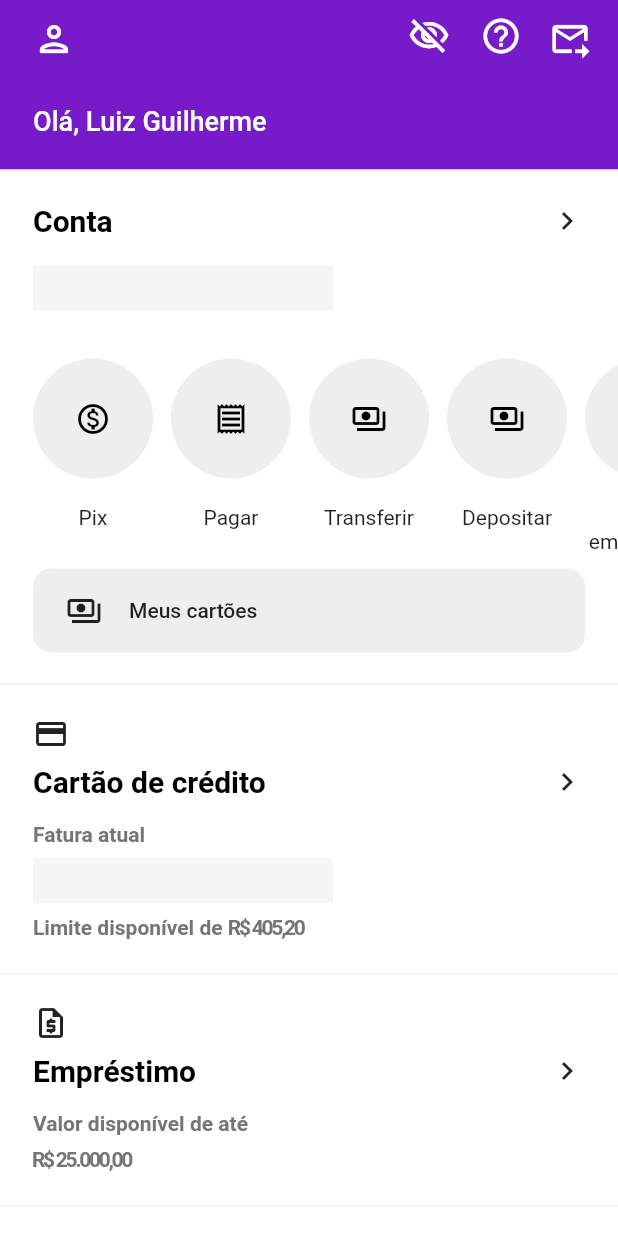
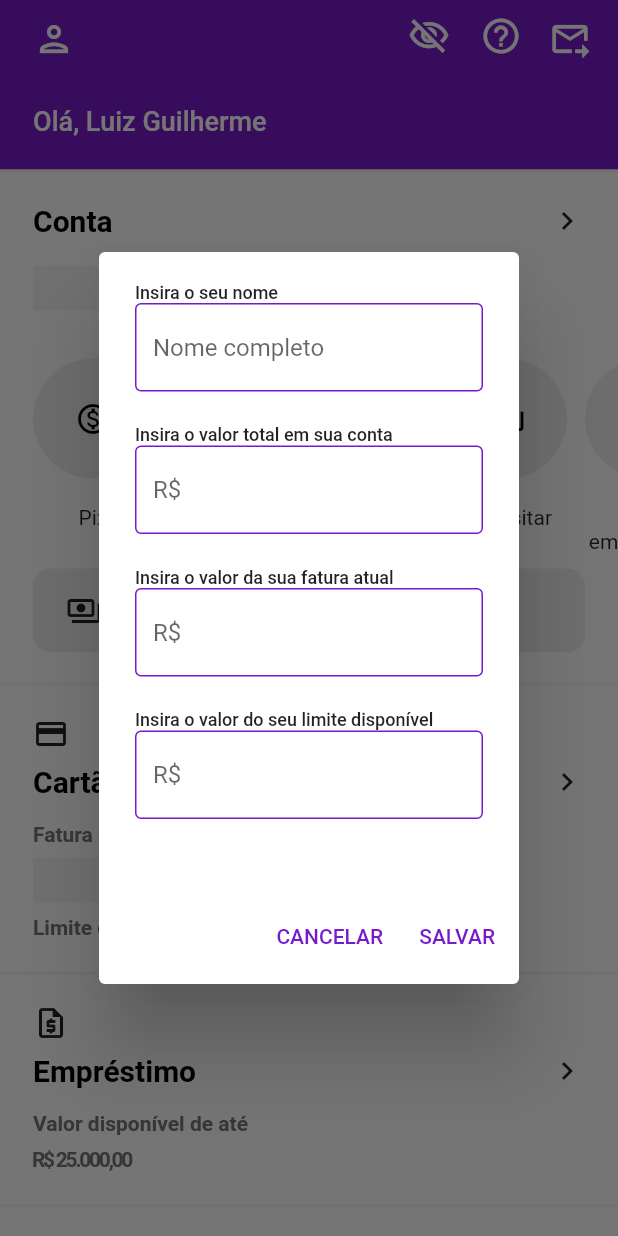
Before and after one commit to luizdebem/luizdebank, a Flutter app: the screen it shows after launch, after a tap on the "person" icon, on a phone screen of 412 x 824 dp. Run offline on Flutter 3.47's test engine with Material 2 defaults, Android fonts, the phone set to English and light mode, and no system bars; drawn by our look-alikes of flutter_form_builder.

Commit message:
Added Holder model, Holder service, using provider around the whole app, added a form to edit Holder info.

```diff
--- a/lib/components/AccountButton.dart
+++ b/lib/components/AccountButton.dart
@@ -2,22 +2,18 @@ import 'package:flutter/material.dart';
 import 'package:intl/intl.dart';
 import 'package:luizdebank/components/HideMoney.dart';
 import 'package:luizdebank/services/HideMoneyService.dart';
+import 'package:luizdebank/services/HolderService.dart';
 import 'package:provider/provider.dart';
 
 class AccountButton extends StatelessWidget {
-  final double money;
-
-  AccountButton({
-    Key key,
-    @required this.money,
-  }) : super(key: key);
+  AccountButton({Key key}) : super(key: key);
 
   final formatter = NumberFormat.simpleCurrency(locale: 'pt_BR');
 
   @override
   Widget build(BuildContext context) {
-    return Consumer<HideMoneyService>(
-      builder: (context, hidden, child) => MaterialButton(
+    return Consumer2<HideMoneyService, HolderService>(
+      builder: (context, hiddenService, holderService, child) => MaterialButton(
         padding: EdgeInsets.zero,
         onPressed: () {},
         shape: Border(top: BorderSide(color: Colors.grey[100], width: 2)),
@@ -42,9 +38,9 @@ class AccountButton extends StatelessWidget {
                 ],
               ),
               SizedBox(height: 18),
-              hidden.isHidden
+              hiddenService.isHidden
                   ? Text(
-                      formatter.format(money),
+                      formatter.format(holderService.holder.accountInfo.total),
                       style: TextStyle(
                         color: Colors.black,
                         fontWeight: FontWeight.bold,
--- a/lib/components/CreditCardButton.dart
+++ b/lib/components/CreditCardButton.dart
@@ -2,6 +2,7 @@ import 'package:flutter/material.dart';
 import 'package:intl/intl.dart';
 import 'package:luizdebank/components/HideMoney.dart';
 import 'package:luizdebank/services/HideMoneyService.dart';
+import 'package:luizdebank/services/HolderService.dart';
 import 'package:provider/provider.dart';
 
 class CreditCardButton extends StatelessWidget {
@@ -11,8 +12,8 @@ class CreditCardButton extends StatelessWidget {
 
   @override
   Widget build(BuildContext context) {
-    return Consumer<HideMoneyService>(
-      builder: (context, hidden, child) => MaterialButton(
+    return Consumer2<HideMoneyService, HolderService>(
+      builder: (context, hiddenService, holderService, child) => MaterialButton(
         padding: EdgeInsets.zero,
         onPressed: () {},
         shape: Border(top: BorderSide(color: Colors.grey[100], width: 2)),
@@ -47,9 +48,11 @@ class CreditCardButton extends StatelessWidget {
                 ),
               ),
               SizedBox(height: 8),
-              hidden.isHidden
+              hiddenService.isHidden
                   ? Text(
-                      formatter.format(1094.80),
+                      formatter.format(
+                        holderService.holder.creditCardInfo.currentInvoice,
+                      ),
                       style: TextStyle(
                         color: Colors.black,
                         fontWeight: FontWeight.bold,
@@ -70,7 +73,9 @@ class CreditCardButton extends StatelessWidget {
                       ),
                     ),
                     TextSpan(
-                      text: formatter.format(405.20),
+                      text: formatter.format(
+                        holderService.holder.creditCardInfo.availableLimit,
+                      ),
                       style: TextStyle(
                         color: Colors.grey[600],
                         fontWeight: FontWeight.bold,
--- a/lib/components/HomeHeader.dart
+++ b/lib/components/HomeHeader.dart
@@ -1,5 +1,7 @@
 import 'package:flutter/material.dart';
+import 'package:luizdebank/components/SetMoneyDialog.dart';
 import 'package:luizdebank/services/HideMoneyService.dart';
+import 'package:luizdebank/services/HolderService.dart';
 import 'package:provider/provider.dart';
 
 class HomeHeader extends StatelessWidget {
@@ -7,8 +9,8 @@ class HomeHeader extends StatelessWidget {
 
   @override
   Widget build(BuildContext context) {
-    return Consumer<HideMoneyService>(
-      builder: (context, hidden, child) => Container(
+    return Consumer2<HideMoneyService, HolderService>(
+      builder: (context, hiddenService, holderService, child) => Container(
         color: Theme.of(context).primaryColor,
         width: double.infinity,
         padding: EdgeInsets.symmetric(horizontal: 22.0),
@@ -28,7 +30,12 @@ class HomeHeader extends StatelessWidget {
                       size: 28,
                       color: Colors.white,
                     ),
-                    onPressed: () {},
+                    onPressed: () {
+                      showDialog(
+                        context: context,
+                        builder: (_) => SetMoneyDialog(),
+                      );
+                    },
                   ),
                 ),
                 Row(
@@ -37,13 +44,13 @@ class HomeHeader extends StatelessWidget {
                       color: Colors.transparent,
                       child: IconButton(
                         icon: Icon(
-                          hidden.isHidden
+                          hiddenService.isHidden
                               ? Icons.visibility_outlined
                               : Icons.visibility_off_outlined,
                           size: 28,
                           color: Colors.white,
                         ),
-                        onPressed: () => hidden.toggle(),
+                        onPressed: () => hiddenService.toggle(),
                       ),
                     ),
                     Material(
@@ -77,7 +84,7 @@ class HomeHeader extends StatelessWidget {
             Padding(
               padding: const EdgeInsets.symmetric(vertical: 22.0),
               child: Text(
-                "Olá, Luiz Guilherme",
+                "Olá, ${holderService.holder.fullName}",
                 style: TextStyle(
                   color: Colors.white,
                   fontSize: 18,
--- /dev/null
+++ b/lib/components/SetMoneyDialog.dart
@@ -0,0 +1,167 @@
+import 'package:flutter/material.dart';
+import 'package:flutter_form_builder/flutter_form_builder.dart';
+import 'package:luizdebank/models/Holder/AccountInfo.dart';
+import 'package:luizdebank/models/Holder/CreditCardInfo.dart';
+import 'package:luizdebank/models/Holder/Holder.dart';
+import 'package:luizdebank/services/HolderService.dart';
+import 'package:provider/provider.dart';
+
+class SetMoneyDialog extends StatefulWidget {
+  const SetMoneyDialog({Key key}) : super(key: key);
+
+  @override
+  _SetMoneyDialogState createState() => _SetMoneyDialogState();
+}
+
+class _SetMoneyDialogState extends State<SetMoneyDialog> {
+  final _formKey = GlobalKey<FormBuilderState>();
+
+  @override
+  Widget build(BuildContext context) {
+    return Consumer<HolderService>(
+      builder: (context, holderService, child) => AlertDialog(
+        content: Container(
+          height: 380,
+          child: Center(
+            child: Theme(
+              data: ThemeData(
+                inputDecorationTheme: InputDecorationTheme(
+                  enabledBorder: OutlineInputBorder(
+                    borderSide: BorderSide(
+                      color: Theme.of(context).primaryColor,
+                    ),
+                  ),
+                  focusedBorder: OutlineInputBorder(
+                    borderSide: BorderSide(
+                      color: Theme.of(context).primaryColor,
+                    ),
+                  ),
+                  errorBorder: OutlineInputBorder(
+                    borderSide: BorderSide(
+                      color: Theme.of(context).errorColor,
+                    ),
+                  ),
+                  border: OutlineInputBorder(),
+                ),
+              ),
+              child: SingleChildScrollView(
+                child: FormBuilder(
+                  key: _formKey,
+                  child: Column(
+                    mainAxisAlignment: MainAxisAlignment.spaceAround,
+                    crossAxisAlignment: CrossAxisAlignment.start,
+                    children: [
+                      Text(
+                        "Insira o seu nome",
+                        style: TextStyle(
+                          fontSize: 12,
+                          fontWeight: FontWeight.w500,
+                        ),
+                      ),
+                      FormBuilderTextField(
+                        name: "fullName",
+                        keyboardType: TextInputType.name,
+                        decoration: InputDecoration(
+                          hintText: "Nome completo",
+                        ),
+                      ),
+                      SizedBox(height: 22),
+                      Text(
+                        "Insira o valor total em sua conta",
+                        style: TextStyle(
+                          fontSize: 12,
+                          fontWeight: FontWeight.w500,
+                        ),
+                      ),
+                      FormBuilderTextField(
+                        name: "accountTotal",
+                        keyboardType: TextInputType.numberWithOptions(
+                          decimal: true,
+                          signed: false,
+                        ),
+                        decoration: InputDecoration(
+                          hintText: "R\$",
+                        ),
+                      ),
+                      SizedBox(height: 22),
+                      Text(
+                        "Insira o valor da sua fatura atual",
+                        style: TextStyle(
+                          fontSize: 12,
+                          fontWeight: FontWeight.w500,
+                        ),
+                      ),
+                      FormBuilderTextField(
+                        name: "currentInvoice",
+                        keyboardType: TextInputType.numberWithOptions(
+                          decimal: true,
+                          signed: false,
+                        ),
+                        decoration: InputDecoration(
+                          hintText: "R\$",
+                        ),
+                      ),
+                      SizedBox(height: 22),
+                      Text(
+                        "Insira o valor do seu limite disponível",
+                        style: TextStyle(
+                          fontSize: 12,
+                          fontWeight: FontWeight.w500,
+                        ),
+                      ),
+                      FormBuilderTextField(
+                        name: "availableLimit",
+                        keyboardType: TextInputType.numberWithOptions(
+                          decimal: true,
+                          signed: false,
+                        ),
+                        decoration: InputDecoration(
+                          hintText: "R\$",
+                        ),
+                      ),
+                      SizedBox(height: 22),
+                    ],
+                  ),
+                ),
+              ),
+            ),
+          ),
+        ),
+        actions: [
+          TextButton(
+            child: Text("CANCELAR"),
+            onPressed: () {
+              Navigator.of(context).pop();
+            },
+          ),
+          TextButton(
+            child: Text("SALVAR"),
+            onPressed: () {
+              _formKey.currentState.saveAndValidate();
+              Map formValue = _formKey.currentState.value;
+              Holder oldHolder = holderService.holder;
+              Holder newHolder = Holder(
+                accountInfo: AccountInfo(
+                  total: formValue["accountTotal"] != null
+                      ? double.parse(formValue["accountTotal"])
+                      : oldHolder.accountInfo.total,
+                ),
+                creditCardInfo: CreditCardInfo(
+                  availableLimit: formValue["availableLimit"] != null
+                      ? double.parse(formValue["availableLimit"])
+                      : oldHolder.creditCardInfo.availableLimit,
+                  currentInvoice: formValue["currentInvoice"] != null
+                      ? double.parse(formValue["currentInvoice"])
+                      : oldHolder.creditCardInfo.currentInvoice,
+                ),
+                fullName: formValue["fullName"] ?? oldHolder.fullName,
+              );
+              holderService.setHolder(newHolder);
+              Navigator.of(context).pop();
+            },
+          ),
+        ],
+      ),
+    );
+  }
+}
--- a/lib/main.dart
+++ b/lib/main.dart
@@ -1,23 +1,41 @@
 import 'package:flutter/material.dart';
 import 'package:flutter/services.dart';
+import 'package:luizdebank/models/Holder/AccountInfo.dart';
+import 'package:luizdebank/models/Holder/CreditCardInfo.dart';
+import 'package:luizdebank/models/Holder/Holder.dart';
 import 'package:luizdebank/services/HideMoneyService.dart';
+import 'package:luizdebank/services/HolderService.dart';
 import 'package:luizdebank/util/CustomSwatch.dart';
 import 'package:luizdebank/screens/HomeScreen.dart';
 import 'package:provider/provider.dart';
 
 void main() {
-  runApp(
-    ChangeNotifierProvider(
-      create: (context) => HideMoneyService(),
-      child: MyApp(),
-    ),
-  );
+  runApp(MyApp());
 }
 
-class MyApp extends StatelessWidget {
+class MyApp extends StatefulWidget {
+  @override
+  _MyAppState createState() => _MyAppState();
+}
+
+class _MyAppState extends State<MyApp> {
+  @override
+  void initState() {
+    super.initState();
+  }
+
   @override
   Widget build(BuildContext context) {
-    return MaterialApp(
+    return MultiProvider(
+      providers: [
+        ChangeNotifierProvider(
+          create: (_) => HideMoneyService(),
+        ),
+        ChangeNotifierProvider(
+          create: (_) => HolderService(),
+        ),
+      ],
+      child: MaterialApp(
         theme: ThemeData(
           primarySwatch: createMaterialColor(
             Color.fromRGBO(119, 26, 201, 1),
@@ -29,6 +47,7 @@ class MyApp extends StatelessWidget {
         home: HomeScreen(),
         debugShowCheckedModeBanner: false,
         routes: {},
+      ),
     );
   }
 }
--- /dev/null
+++ b/lib/models/Holder/AccountInfo.dart
@@ -0,0 +1,20 @@
+class AccountInfo {
+  double _total;
+
+  AccountInfo({double total}) {
+    this._total = total;
+  }
+
+  double get total => _total;
+  set total(double total) => _total = total;
+
+  AccountInfo.fromJson(Map<String, dynamic> json) {
+    _total = json['total'];
+  }
+
+  Map<String, dynamic> toJson() {
+    final Map<String, dynamic> data = new Map<String, dynamic>();
+    data['total'] = this._total;
+    return data;
+  }
+}
--- /dev/null
+++ b/lib/models/Holder/CreditCardInfo.dart
@@ -0,0 +1,26 @@
+class CreditCardInfo {
+  double _currentInvoice;
+  double _availableLimit;
+
+  CreditCardInfo({double currentInvoice, double availableLimit}) {
+    this._currentInvoice = currentInvoice;
+    this._availableLimit = availableLimit;
+  }
+
+  double get currentInvoice => _currentInvoice;
+  set currentInvoice(double currentInvoice) => _currentInvoice = currentInvoice;
+  double get availableLimit => _availableLimit;
+  set availableLimit(double availableLimit) => _availableLimit = availableLimit;
+
+  CreditCardInfo.fromJson(Map<String, dynamic> json) {
+    _currentInvoice = json['currentInvoice'];
+    _availableLimit = json['availableLimit'];
+  }
+
+  Map<String, dynamic> toJson() {
+    final Map<String, dynamic> data = new Map<String, dynamic>();
+    data['currentInvoice'] = this._currentInvoice;
+    data['availableLimit'] = this._availableLimit;
+    return data;
+  }
+}
--- /dev/null
+++ b/lib/models/Holder/Holder.dart
@@ -0,0 +1,48 @@
+import 'package:luizdebank/models/Holder/AccountInfo.dart';
+import 'package:luizdebank/models/Holder/CreditCardInfo.dart';
+
+class Holder {
+  String _fullName;
+  CreditCardInfo _creditCardInfo;
+  AccountInfo _accountInfo;
+
+  Holder({
+    String fullName,
+    CreditCardInfo creditCardInfo,
+    AccountInfo accountInfo,
+  }) {
+    this._fullName = fullName;
+    this._creditCardInfo = creditCardInfo;
+    this._accountInfo = accountInfo;
+  }
+
+  String get fullName => _fullName;
+  set fullName(String fullName) => _fullName = fullName;
+  CreditCardInfo get creditCardInfo => _creditCardInfo;
+  set creditCardInfo(CreditCardInfo creditCardInfo) =>
+      _creditCardInfo = creditCardInfo;
+  AccountInfo get accountInfo => _accountInfo;
+  set accountInfo(AccountInfo accountInfo) => _accountInfo = accountInfo;
+
+  Holder.fromJson(Map<String, dynamic> json) {
+    _fullName = json['fullName'];
+    _creditCardInfo = json['creditCardInfo'] != null
+        ? new CreditCardInfo.fromJson(json['creditCardInfo'])
+        : null;
+    _accountInfo = json['accountInfo'] != null
+        ? new AccountInfo.fromJson(json['accountInfo'])
+        : null;
+  }
+
+  Map<String, dynamic> toJson() {
+    final Map<String, dynamic> data = new Map<String, dynamic>();
+    data['fullName'] = this._fullName;
+    if (this._creditCardInfo != null) {
+      data['creditCardInfo'] = this._creditCardInfo.toJson();
+    }
+    if (this._accountInfo != null) {
+      data['accountInfo'] = this._accountInfo.toJson();
+    }
+    return data;
+  }
+}
--- a/lib/screens/HomeScreen.dart
+++ b/lib/screens/HomeScreen.dart
@@ -8,6 +8,7 @@ import 'package:luizdebank/components/EmprestimoButton.dart';
 import 'package:luizdebank/components/HealthInsuranceButton.dart';
 import 'package:luizdebank/components/HomeHeader.dart';
 import 'package:luizdebank/components/MyCardsButton.dart';
+import 'package:luizdebank/components/SetMoneyDialog.dart';
 
 class HomeScreen extends StatefulWidget {
   // routeName implícito "/" em main.dart
@@ -18,60 +19,6 @@ class HomeScreen extends StatefulWidget {
 }
 
 class _HomeScreenState extends State<HomeScreen> {
-  TextEditingController _moneyController = TextEditingController();
-  double _money = 1000;
-
-  @override
-  void initState() {
-    SchedulerBinding.instance.addPostFrameCallback(
-      (_) => showDialog(
-        context: context,
-        builder: (BuildContext context) => AlertDialog(
-          title: Text("Olá!"),
-          content: Container(
-            height: 80,
-            child: Center(
-              child: Column(
-                mainAxisAlignment: MainAxisAlignment.spaceAround,
-                children: [
-                  Text("Quanto de grana tu queres?"),
-                  TextField(
-                    controller: _moneyController,
-                    keyboardType: TextInputType.numberWithOptions(
-                      decimal: true,
-                      signed: false,
-                    ),
-                  ),
-                ],
-              ),
-            ),
-          ),
-          actions: [
-            TextButton(
-              child: Text("OK"),
-              onPressed: () {
-                final value = _moneyController.text.replaceAll(',', '.');
-                try {
-                  final parsedValue = double.parse(value);
-                  if (parsedValue >= 0) {
-                    setState(() {
-                      _money = parsedValue;
-                    });
-                    Navigator.of(context).pop();
-                  }
-                } catch (error) {
-                  Navigator.of(context).pop();
-                }
-              },
-            ),
-          ],
-        ),
-      ),
-    );
-
-    super.initState();
-  }
-
   @override
   Widget build(BuildContext context) {
     return Scaffold(
@@ -106,7 +53,7 @@ class _HomeScreenState extends State<HomeScreen> {
                       color: Colors.white,
                       child: Column(
                         children: [
-                          AccountButton(money: _money),
+                          AccountButton(),
                           ActionsListView(),
                           MyCardsButton(),
                           SizedBox(height: 20),
--- /dev/null
+++ b/lib/services/HolderService.dart
@@ -0,0 +1,24 @@
+import 'package:flutter/material.dart';
+import 'package:luizdebank/models/Holder/AccountInfo.dart';
+import 'package:luizdebank/models/Holder/CreditCardInfo.dart';
+import 'package:luizdebank/models/Holder/Holder.dart';
+
+class HolderService extends ChangeNotifier {
+  Holder _holder = Holder(
+    accountInfo: AccountInfo(
+      total: 1792.55,
+    ),
+    creditCardInfo: CreditCardInfo(
+      availableLimit: 405.20,
+      currentInvoice: 1094.80,
+    ),
+    fullName: "Luiz Guilherme",
+  );
+
+  Holder get holder => _holder;
+
+  void setHolder(Holder h) {
+    _holder = h;
+    notifyListeners();
+  }
+}
--- a/pubspec.yaml
+++ b/pubspec.yaml
@@ -30,6 +30,7 @@ dependencies:
   # Use with the CupertinoIcons class for iOS style icons.
   cupertino_icons: ^1.0.2
   intl: ^0.17.0
+  flutter_form_builder: ^6.1.0+1
 
 dev_dependencies:
   flutter_test:
```
Also changed, not shown: pubspec.lock. Lines whose indentation alone changed are shown as unchanged.
